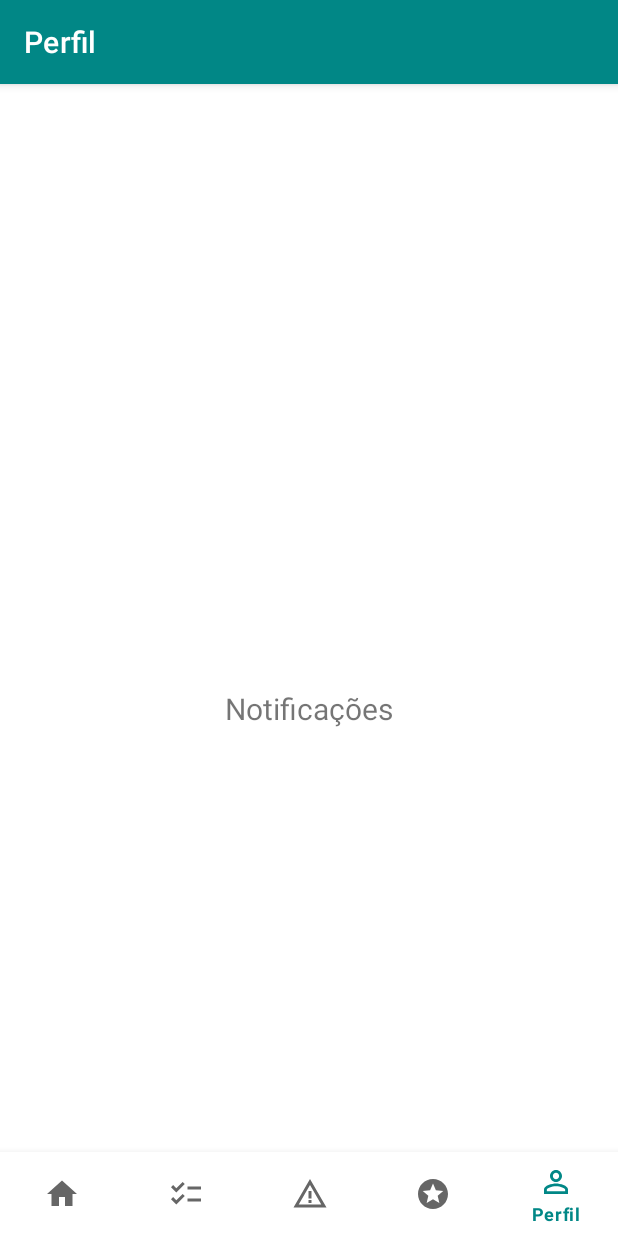
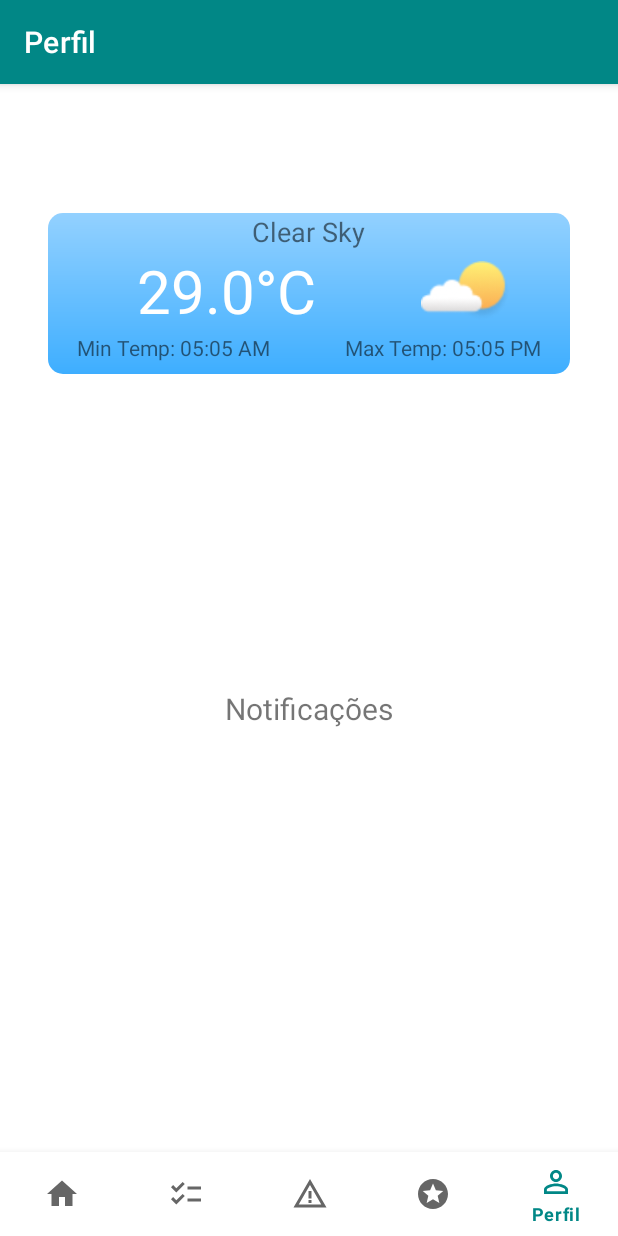
Before and after one commit to 2024-1-NADS3/Projeto1, an Android app: the PerfilFragment screen opened through its navigation route, on a phone screen of 412 x 824 dp. Run offline under Robolectric (Android 15) with nearby library versions, the light colour scheme and no system bars; our stand-ins replace navigation-ui.

Commit message:
Update fragment_notifications.xml

```diff
--- a/src/Frontend/MyNavigation/app/src/main/res/layout/fragment_notifications.xml
+++ b/src/Frontend/MyNavigation/app/src/main/res/layout/fragment_notifications.xml
@@ -19,4 +19,105 @@
         app:layout_constraintEnd_toEndOf="parent"
         app:layout_constraintStart_toStartOf="parent"
         app:layout_constraintTop_toTopOf="parent" />
+
+
+
+        <androidx.constraintlayout.widget.ConstraintLayout
+            android:id="@+id/constraintLayout2"
+            android:layout_width="348dp"
+            android:layout_height="107dp"
+            android:layout_marginTop="30dp"
+            android:layout_marginBottom="255dp"
+            android:background="@drawable/clima_background"
+            app:layout_constraintEnd_toEndOf="parent"
+            app:layout_constraintStart_toStartOf="parent"
+            app:layout_constraintTop_toTopOf="parent">
+
+            <LinearLayout
+                android:id="@+id/overviewContainer"
+                android:layout_width="match_parent"
+                android:layout_height="match_parent"
+                android:layout_centerInParent="true"
+                android:backgroundTint="@color/teal_700"
+                android:orientation="vertical"
+                app:layout_constraintEnd_toEndOf="parent"
+                app:layout_constraintStart_toStartOf="parent"
+                app:layout_constraintTop_toTopOf="parent">
+
+
+                <TextView
+                    android:id="@+id/status"
+                    android:layout_width="wrap_content"
+                    android:layout_height="wrap_content"
+                    android:layout_gravity="center"
+                    android:text="Clear Sky"
+                    android:textSize="18dp" />
+                <LinearLayout
+                    android:layout_width="match_parent"
+                    android:layout_height="wrap_content"
+                    android:gravity="center"
+                    android:orientation="horizontal">
+
+                    <TextView
+                        android:id="@+id/temp"
+                        android:layout_width="wrap_content"
+                        android:layout_height="wrap_content"
+                        android:layout_gravity="start"
+                        android:layout_marginStart="20dp"
+                        android:fontFamily="sans-serif-thin"
+                        android:text="29.0°C"
+                        android:textColor="@color/white"
+                        android:textSize="40sp"
+                        android:textStyle="bold" />
+                    <Space
+                        android:layout_width="70dp"
+                        android:layout_height="wrap_content" />
+
+
+                    <ImageView
+                        android:layout_width="60dp"
+                        android:layout_height="55dp"
+                        app:srcCompat="@drawable/icon_clima"></ImageView>
+                </LinearLayout>
+                <LinearLayout
+                    android:layout_width="match_parent"
+                    android:layout_height="wrap_content"
+                    android:gravity="center"
+                    android:orientation="horizontal">
+
+                    <TextView
+                        android:id="@+id/temp_min"
+                        android:layout_width="wrap_content"
+                        android:layout_height="wrap_content"
+                        android:text="Min Temp: 05:05 AM" />
+
+                    <Space
+                        android:layout_width="50dp"
+                        android:layout_height="wrap_content" />
+
+                    <TextView
+                        android:id="@+id/temp_max"
+                        android:layout_width="wrap_content"
+                        android:layout_height="wrap_content"
+                        android:text="Max Temp: 05:05 PM" />
+                </LinearLayout>
+
+                <ProgressBar
+                    android:id="@+id/loader"
+                    android:layout_width="wrap_content"
+                    android:layout_height="wrap_content"
+                    android:layout_centerInParent="true"
+                    android:visibility="gone" />
+
+                <TextView
+                    android:id="@+id/errorText"
+                    android:layout_width="wrap_content"
+                    android:layout_height="wrap_content"
+                    android:layout_centerInParent="true"
+                    android:text="Something went wrong"
+                    android:visibility="gone" />
+
+            </LinearLayout>
+        </androidx.constraintlayout.widget.ConstraintLayout>
+
 </androidx.constraintlayout.widget.ConstraintLayout>
```
